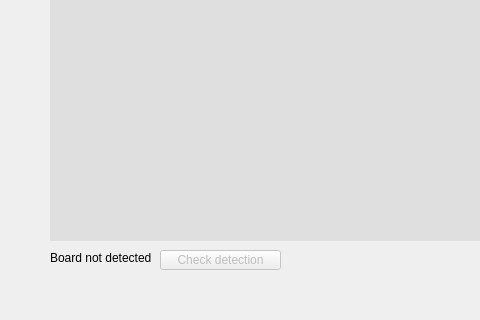
K1utzer/Chess.com-bot, file gui/main.ui: the form before one commit; both pictures show x 0 to 480 and y 300 to 620 of the 816 by 620 pixel window.
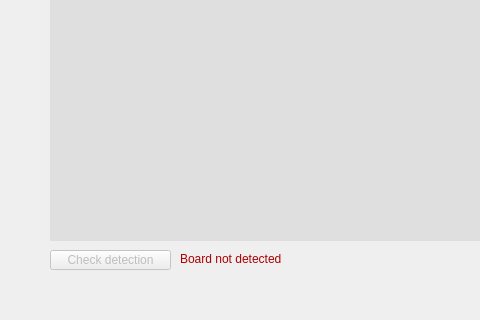
The form after the commit.

The edit to the form file:
```diff
--- a/gui/main.ui
+++ b/gui/main.ui
@@ -10,6 +10,43 @@
     <height>620</height>
    </rect>
   </property>
+  <property name="palette">
+   <palette>
+    <active>
+     <colorrole role="WindowText">
+      <brush brushstyle="SolidPattern">
+       <color alpha="255">
+        <red>170</red>
+        <green>0</green>
+        <blue>0</blue>
+       </color>
+      </brush>
+     </colorrole>
+    </active>
+    <inactive>
+     <colorrole role="WindowText">
+      <brush brushstyle="SolidPattern">
+       <color alpha="255">
+        <red>170</red>
+        <green>0</green>
+        <blue>0</blue>
+       </color>
+      </brush>
+     </colorrole>
+    </inactive>
+    <disabled>
+     <colorrole role="WindowText">
+      <brush brushstyle="SolidPattern">
+       <color alpha="255">
+        <red>120</red>
+        <green>120</green>
+        <blue>120</blue>
+       </color>
+      </brush>
+     </colorrole>
+    </disabled>
+   </palette>
+  </property>
   <property name="windowTitle">
    <string>MainWindow</string>
   </property>
@@ -75,6 +112,43 @@
       <height>41</height>
      </rect>
     </property>
+    <property name="palette">
+     <palette>
+      <active>
+       <colorrole role="WindowText">
+        <brush brushstyle="SolidPattern">
+         <color alpha="255">
+          <red>0</red>
+          <green>0</green>
+          <blue>0</blue>
+         </color>
+        </brush>
+       </colorrole>
+      </active>
+      <inactive>
+       <colorrole role="WindowText">
+        <brush brushstyle="SolidPattern">
+         <color alpha="255">
+          <red>0</red>
+          <green>0</green>
+          <blue>0</blue>
+         </color>
+        </brush>
+       </colorrole>
+      </inactive>
+      <disabled>
+       <colorrole role="WindowText">
+        <brush brushstyle="SolidPattern">
+         <color alpha="255">
+          <red>120</red>
+          <green>120</green>
+          <blue>120</blue>
+         </color>
+        </brush>
+       </colorrole>
+      </disabled>
+     </palette>
+    </property>
     <property name="text">
      <string>auto mouse control</string>
     </property>
@@ -599,11 +673,11 @@
      <string/>
     </property>
    </widget>
-   <widget class="QLabel" name="label">
+   <widget class="QLabel" name="label_board_found">
     <property name="geometry">
      <rect>
-      <x>50</x>
-      <y>550</y>
+      <x>180</x>
+      <y>551</y>
       <width>111</width>
       <height>16</height>
      </rect>
@@ -612,13 +686,13 @@
      <string>Board not detected</string>
     </property>
    </widget>
-   <widget class="QPushButton" name="pushButton">
+   <widget class="QPushButton" name="b_checkDetection">
     <property name="enabled">
      <bool>false</bool>
     </property>
     <property name="geometry">
      <rect>
-      <x>160</x>
+      <x>50</x>
       <y>550</y>
       <width>121</width>
       <height>20</height>
```
